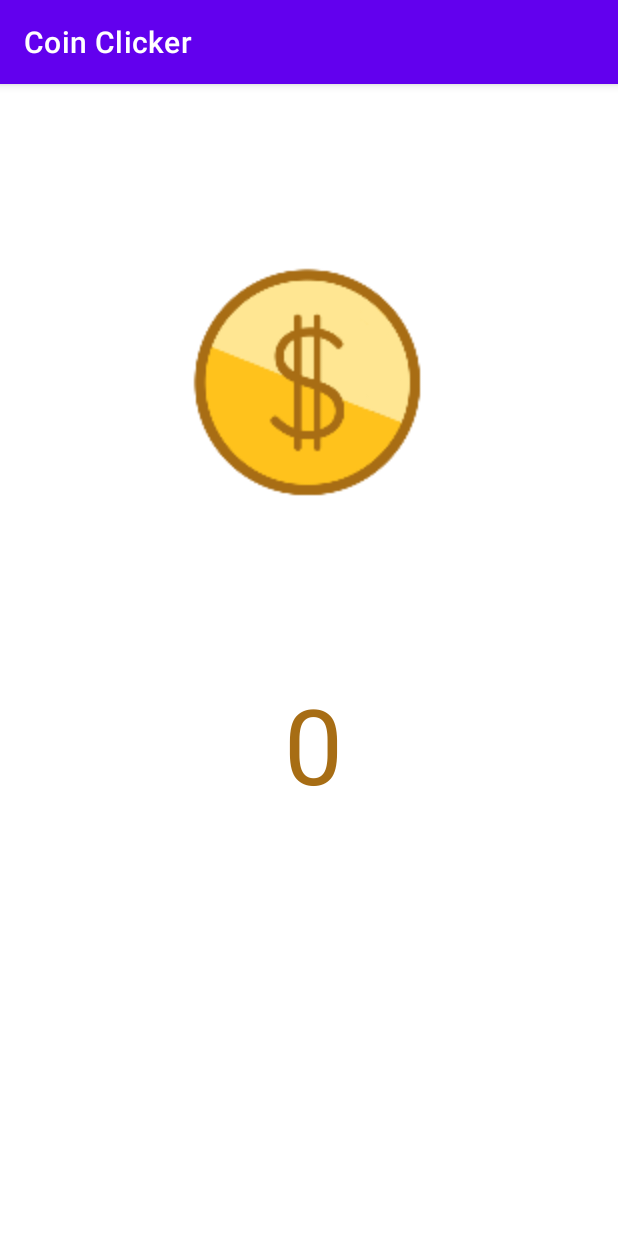
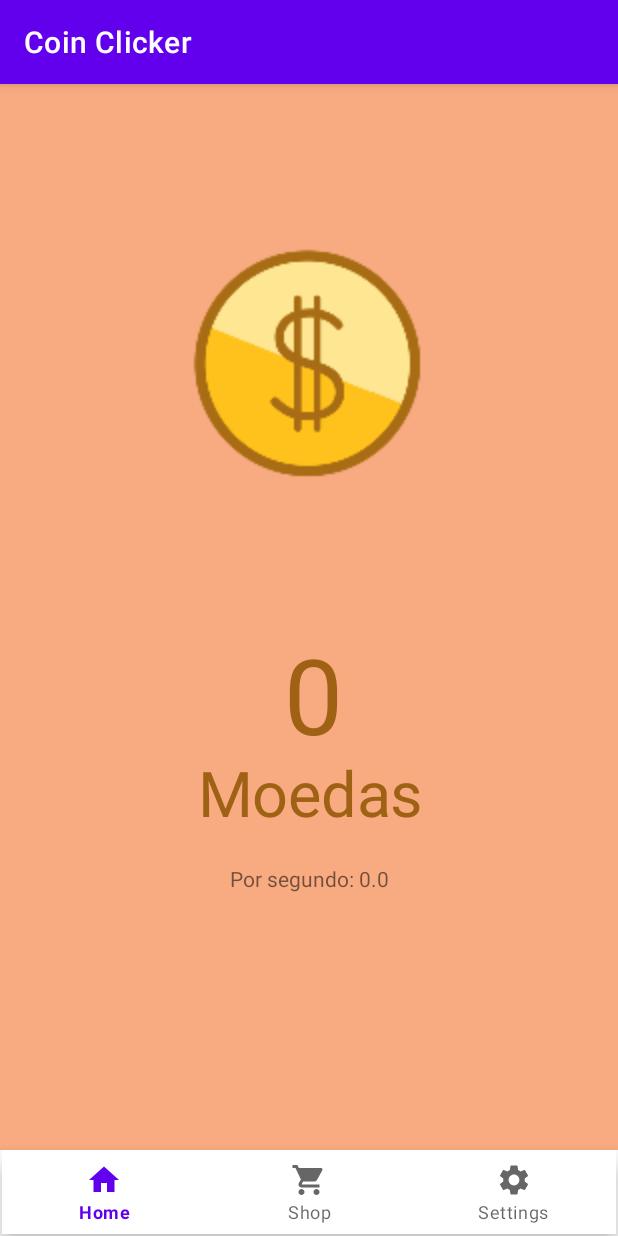
Before and after one commit to miderx1/Android-CoinClicker, an Android app: the screen it shows after launch (MainActivity), on a phone screen of 412 x 824 dp. Run offline under Robolectric (Android 15) with nearby library versions, the phone set to English and light mode, and no system bars.

Commit message:
Barra de navegação

```diff
--- a/app/build.gradle
+++ b/app/build.gradle
@@ -22,6 +22,12 @@ android {
             proguardFiles getDefaultProguardFile('proguard-android-optimize.txt'), 'proguard-rules.pro'
         }
     }
+
+
+    buildFeatures{
+
+        viewBinding true
+    }
     compileOptions {
         sourceCompatibility JavaVersion.VERSION_1_8
         targetCompatibility JavaVersion.VERSION_1_8
--- /dev/null
+++ b/app/src/main/java/com/example/coinclicker/HomeFragment.java
@@ -0,0 +1,107 @@
+package com.example.coinclicker;
+
+import android.os.Bundle;
+
+import androidx.fragment.app.Fragment;
+
+import android.view.LayoutInflater;
+import android.view.View;
+import android.view.ViewGroup;
+import android.widget.ImageButton;
+import android.widget.TextView;
+
+import java.text.DecimalFormat;
+
+/**
+ * A simple {@link Fragment} subclass.
+ * Use the {@link HomeFragment#newInstance} factory method to
+ * create an instance of this fragment.
+ */
+public class HomeFragment extends Fragment {
+
+    // TODO: Rename parameter arguments, choose names that match
+    // the fragment initialization parameters, e.g. ARG_ITEM_NUMBER
+    private static final String ARG_PARAM1 = "param1";
+    private static final String ARG_PARAM2 = "param2";
+
+    // TODO: Rename and change types of parameters
+    private String mParam1;
+    private String mParam2;
+
+    private TextView coinCounter;
+    private ImageButton coin;
+
+    private TextView coinRatio;
+
+    float cont;
+    float coin_multiplier = 0;
+    float click_multiplier = 1;
+
+    DecimalFormat df = new DecimalFormat("#");
+
+    String coin_text = "Por segundo: ";
+
+    public String coin_text2 = coin_text + coin_multiplier;
+
+    public HomeFragment() {
+        // Required empty public constructor
+    }
+
+
+
+    /**
+     * Use this factory method to create a new instance of
+     * this fragment using the provided parameters.
+     *
+     * @param param1 Parameter 1.
+     * @param param2 Parameter 2.
+     * @return A new instance of fragment HomeFragment.
+     */
+    // TODO: Rename and change types and number of parameters
+    public static HomeFragment newInstance(String param1, String param2) {
+        HomeFragment fragment = new HomeFragment();
+        Bundle args = new Bundle();
+        args.putString(ARG_PARAM1, param1);
+        args.putString(ARG_PARAM2, param2);
+        fragment.setArguments(args);
+        return fragment;
+    }
+
+    @Override
+    public void onCreate(Bundle savedInstanceState) {
+        super.onCreate(savedInstanceState);
+        if (getArguments() != null) {
+            mParam1 = getArguments().getString(ARG_PARAM1);
+            mParam2 = getArguments().getString(ARG_PARAM2);
+        }
+
+
+
+    }
+
+    @Override
+    public View onCreateView(LayoutInflater inflater, ViewGroup container,
+                             Bundle savedInstanceState) {
+        // Inflate the layout for this fragment
+        View view = inflater.inflate(R.layout.fragment_home, container, false);
+
+        coinCounter = view.findViewById(R.id.coinCounter);
+        coin = view.findViewById(R.id.coin);
+        coinRatio = view.findViewById(R.id.coinRatio);
+        coinRatio.setText(coin_text2);
+
+        coin.setOnClickListener(new View.OnClickListener() {
+            @Override
+            public void onClick(View v) {
+                oneClick(v);
+            }
+        });
+                return view;
+    }
+
+    public void oneClick(View view){
+        cont += click_multiplier;
+        coinCounter.setText(String.valueOf((df.format(cont))));
+    }
+
+}
--- a/app/src/main/java/com/example/coinclicker/MainActivity.java
+++ b/app/src/main/java/com/example/coinclicker/MainActivity.java
@@ -1,6 +1,9 @@
 package com.example.coinclicker;
 
 import androidx.appcompat.app.AppCompatActivity;
+import androidx.fragment.app.Fragment;
+import androidx.fragment.app.FragmentManager;
+import androidx.fragment.app.FragmentTransaction;
 
 import android.content.Intent;
 import android.os.Bundle;
@@ -8,44 +11,59 @@ import android.view.View;
 import android.widget.ImageButton;
 import android.widget.TextView;
 
+import com.example.coinclicker.databinding.ActivityMainBinding;
+
 public class MainActivity extends AppCompatActivity {
 
-    private TextView coinCounter;
-    private ImageButton coin;
+    ActivityMainBinding binding;
 
-    int cont;
-    float coin_multiplier;
-    float click_multiplier = 1;
 
 
     @Override
     protected void onCreate(Bundle savedInstanceState) {
         super.onCreate(savedInstanceState);
-        setContentView(R.layout.activity_main);
+        binding = ActivityMainBinding.inflate(getLayoutInflater());
+        setContentView(binding.getRoot());
+        replaceFragment(new HomeFragment());
 
-        coinCounter = findViewById(R.id.coinCounter);
-        coin = findViewById(R.id.coin);
+        binding.bottomNavigationView.setOnItemSelectedListener(item -> {
+
+            switch (item.getItemId()){
+
+                case R.id.home:
+                    replaceFragment(new HomeFragment());
+                    break;
+                case R.id.shop:
+                    replaceFragment(new ShopFragment());
+                    break;
+                case R.id.settings:
+                    replaceFragment(new SettingsFragment());
+                    break;
+            }
+
+            return true;
+        });
 
 
     }
 
-    public void startService(View view){
-        Intent intent = new Intent(this, CoinsPerSecond.class);
-        intent.putExtra("multiplier", coin_multiplier);
-        startService(intent);
+    private void replaceFragment(Fragment fragment){
 
-
-    }
-
-    public void stopService(View view){
-        Intent it = new Intent("COINS_SECONDS");
-        stopService(it);
+        FragmentManager fragmentManager = getSupportFragmentManager();
+        FragmentTransaction fragmentTransaction = fragmentManager.beginTransaction();
+        fragmentTransaction.replace(R.id.frame_layout,fragment);
+        fragmentTransaction.commit();
 
     }
 
 
-    public void basicClick(View v){
-        cont += click_multiplier;
-        coinCounter.setText(String.valueOf(cont));
-    }
+
+
+
+
+
+
+
+
+
 }
--- /dev/null
+++ b/app/src/main/res/drawable/home.xml
@@ -0,0 +1,5 @@
+<vector android:height="24dp" android:tint="#000000"
+    android:viewportHeight="24" android:viewportWidth="24"
+    android:width="24dp" xmlns:android="http://schemas.android.com/apk/res/android">
+    <path android:fillColor="@android:color/white" android:pathData="M10,20v-6h4v6h5v-8h3L12,3 2,12h3v8z"/>
+</vector>
--- /dev/null
+++ b/app/src/main/res/drawable/settings.xml
@@ -0,0 +1,5 @@
+<vector android:height="24dp" android:tint="#000000"
+    android:viewportHeight="24" android:viewportWidth="24"
+    android:width="24dp" xmlns:android="http://schemas.android.com/apk/res/android">
+    <path android:fillColor="@android:color/white" android:pathData="M19.14,12.94c0.04,-0.3 0.06,-0.61 0.06,-0.94c0,-0.32 -0.02,-0.64 -0.07,-0.94l2.03,-1.58c0.18,-0.14 0.23,-0.41 0.12,-0.61l-1.92,-3.32c-0.12,-0.22 -0.37,-0.29 -0.59,-0.22l-2.39,0.96c-0.5,-0.38 -1.03,-0.7 -1.62,-0.94L14.4,2.81c-0.04,-0.24 -0.24,-0.41 -0.48,-0.41h-3.84c-0.24,0 -0.43,0.17 -0.47,0.41L9.25,5.35C8.66,5.59 8.12,5.92 7.63,6.29L5.24,5.33c-0.22,-0.08 -0.47,0 -0.59,0.22L2.74,8.87C2.62,9.08 2.66,9.34 2.86,9.48l2.03,1.58C4.84,11.36 4.8,11.69 4.8,12s0.02,0.64 0.07,0.94l-2.03,1.58c-0.18,0.14 -0.23,0.41 -0.12,0.61l1.92,3.32c0.12,0.22 0.37,0.29 0.59,0.22l2.39,-0.96c0.5,0.38 1.03,0.7 1.62,0.94l0.36,2.54c0.05,0.24 0.24,0.41 0.48,0.41h3.84c0.24,0 0.44,-0.17 0.47,-0.41l0.36,-2.54c0.59,-0.24 1.13,-0.56 1.62,-0.94l2.39,0.96c0.22,0.08 0.47,0 0.59,-0.22l1.92,-3.32c0.12,-0.22 0.07,-0.47 -0.12,-0.61L19.14,12.94zM12,15.6c-1.98,0 -3.6,-1.62 -3.6,-3.6s1.62,-3.6 3.6,-3.6s3.6,1.62 3.6,3.6S13.98,15.6 12,15.6z"/>
+</vector>
--- /dev/null
+++ b/app/src/main/res/drawable/shop.xml
@@ -0,0 +1,5 @@
+<vector android:height="24dp" android:tint="#000000"
+    android:viewportHeight="24" android:viewportWidth="24"
+    android:width="24dp" xmlns:android="http://schemas.android.com/apk/res/android">
+    <path android:fillColor="@android:color/white" android:pathData="M7,18c-1.1,0 -1.99,0.9 -1.99,2S5.9,22 7,22s2,-0.9 2,-2 -0.9,-2 -2,-2zM1,2v2h2l3.6,7.59 -1.35,2.45c-0.16,0.28 -0.25,0.61 -0.25,0.96 0,1.1 0.9,2 2,2h12v-2L7.42,15c-0.14,0 -0.25,-0.11 -0.25,-0.25l0.03,-0.12 0.9,-1.63h7.45c0.75,0 1.41,-0.41 1.75,-1.03l3.58,-6.49c0.08,-0.14 0.12,-0.31 0.12,-0.48 0,-0.55 -0.45,-1 -1,-1L5.21,4l-0.94,-2L1,2zM17,18c-1.1,0 -1.99,0.9 -1.99,2s0.89,2 1.99,2 2,-0.9 2,-2 -0.9,-2 -2,-2z"/>
+</vector>
--- a/app/src/main/res/layout/activity_main.xml
+++ b/app/src/main/res/layout/activity_main.xml
@@ -6,36 +6,26 @@
     android:layout_height="match_parent"
     tools:context=".MainActivity">
 
-    <TextView
-        android:id="@+id/coinCounter"
-        android:layout_width="124dp"
-        android:layout_height="115dp"
-        android:gravity="center"
-        android:scaleX="5"
-        android:scaleY="5"
-        android:text="0"
-        android:textColor="#A76D14"
+    <com.google.android.material.bottomnavigation.BottomNavigationView
+        android:id="@+id/bottomNavigationView"
+        android:layout_width="409dp"
+        android:layout_height="wrap_content"
+        android:layout_marginStart="1dp"
+        android:layout_marginEnd="1dp"
+        android:layout_marginBottom="1dp"
         app:layout_constraintBottom_toBottomOf="parent"
         app:layout_constraintEnd_toEndOf="parent"
-        app:layout_constraintHorizontal_bias="0.512"
         app:layout_constraintStart_toStartOf="parent"
-        app:layout_constraintTop_toTopOf="parent"
-        app:layout_constraintVertical_bias="0.584" />
+        app:menu="@menu/bottom_nav_menu"/>
 
-    <ImageButton
-        android:id="@+id/coin"
-        android:layout_width="wrap_content"
-        android:layout_height="wrap_content"
-        android:backgroundTint="#00705151"
-        android:onClick="basicClick"
-        android:scaleX="2"
-        android:scaleY="2"
-        app:layout_constraintBottom_toBottomOf="parent"
+    <FrameLayout
+        android:id="@+id/frame_layout"
+        android:layout_width="0dp"
+        android:layout_height="0dp"
+        android:background="#FFFFFF"
+        app:layout_constraintBottom_toTopOf="@+id/bottomNavigationView"
         app:layout_constraintEnd_toEndOf="parent"
-        app:layout_constraintHorizontal_bias="0.498"
         app:layout_constraintStart_toStartOf="parent"
-        app:layout_constraintTop_toTopOf="parent"
-        app:layout_constraintVertical_bias="0.211"
-        app:srcCompat="@mipmap/ic_launcher_foreground" />
+        app:layout_constraintTop_toTopOf="parent"/>
 
 </androidx.constraintlayout.widget.ConstraintLayout>
--- /dev/null
+++ b/app/src/main/res/layout/fragment_home.xml
@@ -0,0 +1,93 @@
+<?xml version="1.0" encoding="utf-8"?>
+<androidx.constraintlayout.widget.ConstraintLayout xmlns:android="http://schemas.android.com/apk/res/android"
+    xmlns:app="http://schemas.android.com/apk/res-auto"
+    xmlns:tools="http://schemas.android.com/tools"
+    android:layout_width="match_parent"
+    android:layout_height="match_parent"
+    android:background="@color/ic_launcher_background"
+    tools:context=".HomeFragment">
+
+    <FrameLayout
+        android:id="@+id/frameLayout"
+        android:layout_width="0dp"
+        android:layout_height="0dp"
+        android:background="#F8B996"
+        android:backgroundTint="#7C1414"
+        app:layout_constraintBottom_toTopOf="parent"
+        app:layout_constraintEnd_toEndOf="parent"
+        app:layout_constraintHorizontal_bias="0.47"
+        app:layout_constraintStart_toStartOf="parent"
+        app:layout_constraintTop_toTopOf="parent">
+
+    </FrameLayout>
+
+    <TextView
+        android:id="@+id/coinCounter"
+        android:layout_width="124dp"
+        android:layout_height="115dp"
+        android:background="#00FAFAFA"
+        android:gravity="center"
+        android:scaleX="5"
+        android:scaleY="5"
+        android:text="0"
+        android:textColor="#9F6215"
+        app:layout_constraintBottom_toBottomOf="parent"
+        app:layout_constraintEnd_toEndOf="parent"
+        app:layout_constraintHorizontal_bias="0.512"
+        app:layout_constraintStart_toStartOf="parent"
+        app:layout_constraintTop_toTopOf="parent"
+        app:layout_constraintVertical_bias="0.584" />
+
+    <TextView
+        android:id="@+id/coinRatio"
+        android:layout_width="130dp"
+        android:layout_height="51dp"
+        android:layout_gravity="center"
+        android:cursorVisible="false"
+        android:gravity="center"
+        android:text="asfasf"
+        app:layout_constraintBottom_toBottomOf="parent"
+        app:layout_constraintEnd_toEndOf="parent"
+        app:layout_constraintHorizontal_bias="0.501"
+        app:layout_constraintStart_toStartOf="parent"
+        app:layout_constraintTop_toTopOf="parent"
+        app:layout_constraintVertical_bias="0.764"
+        tools:ignore="TextViewEdits" />
+
+    <ImageButton
+        android:id="@+id/coin"
+        android:layout_width="wrap_content"
+        android:layout_height="wrap_content"
+        android:backgroundTint="#00705151"
+        android:contentDescription="@string/app_name"
+        android:scaleX="2"
+        android:scaleY="2"
+        app:layout_constraintBottom_toBottomOf="parent"
+        app:layout_constraintEnd_toEndOf="parent"
+        app:layout_constraintHorizontal_bias="0.498"
+        app:layout_constraintStart_toStartOf="parent"
+        app:layout_constraintTop_toTopOf="parent"
+        app:layout_constraintVertical_bias="0.211"
+        app:srcCompat="@mipmap/ic_launcher_foreground"
+        tools:ignore="ImageContrastCheck" />
+
+    <TextView
+        android:id="@+id/moedas"
+        android:layout_width="0dp"
+        android:layout_height="70dp"
+        android:layout_gravity="center"
+        android:layout_marginTop="140dp"
+        android:gravity="center"
+        android:scaleX="3"
+        android:scaleY="3"
+        android:text="Moedas"
+        android:textColor="#9F6215"
+        app:layout_constraintBottom_toBottomOf="parent"
+        app:layout_constraintEnd_toEndOf="parent"
+        app:layout_constraintHorizontal_bias="0.0"
+        app:layout_constraintStart_toStartOf="parent"
+        app:layout_constraintTop_toTopOf="parent"
+        app:layout_constraintVertical_bias="0.592"
+        tools:ignore="HardcodedText" />
+
+</androidx.constraintlayout.widget.ConstraintLayout>
--- /dev/null
+++ b/app/src/main/res/menu/bottom_nav_menu.xml
@@ -0,0 +1,16 @@
+<?xml version="1.0" encoding="utf-8"?>
+<menu xmlns:android="http://schemas.android.com/apk/res/android">
+
+    <item
+        android:title="Home"
+        android:icon="@drawable/home"
+        android:id="@+id/home"/>
+    <item
+        android:title="Shop"
+        android:icon="@drawable/shop"
+        android:id="@+id/shop"/>
+    <item
+        android:icon="@drawable/settings"
+        android:title="Settings"
+        android:id="@+id/settings"/>
+</menu>
--- a/app/src/main/res/values/strings.xml
+++ b/app/src/main/res/values/strings.xml
@@ -1,3 +1,5 @@
 <resources>
     <string name="app_name">Coin Clicker</string>
+    <!-- TODO: Remove or change this placeholder text -->
+    <string name="hello_blank_fragment">Hello blank fragment</string>
 </resources>
```
Also changed, not shown: app/src/main/java/com/example/coinclicker/SettingsFragment.java (added, +64 -0 lines), app/src/main/java/com/example/coinclicker/ShopFragment.java (added, +64 -0 lines), app/src/main/res/layout/fragment_settings.xml (added, +14 -0 lines), app/src/main/res/layout/fragment_shop.xml (added, +15 -0 lines).
